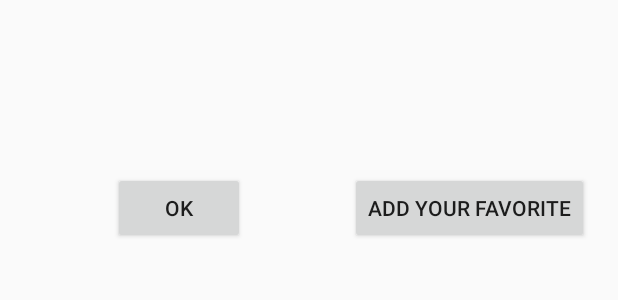
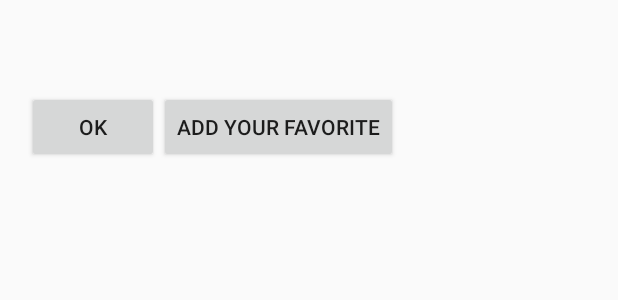
Before and after one commit to Finansal-BT-Projesi/Stenbo, an Android app: the layout custom_alertdialog.xml on its own in the app's theme, with its tools: preview values and no code run, on a phone screen of 412 x 824 dp. Shown: the top 300 px of the screen. Run offline under Robolectric (Android 15) with nearby library versions, the light colour scheme and no system bars.

```diff
--- a/app/src/main/java/com/finansal/bt/project/StoryActivity.java
+++ b/app/src/main/java/com/finansal/bt/project/StoryActivity.java
@@ -2,6 +2,7 @@ package com.finansal.bt.project;
 
 import android.app.Dialog;
 import android.content.Context;
+import android.graphics.Typeface;
 import android.os.AsyncTask;
 import android.provider.ContactsContract;
 import android.support.v7.app.AppCompatActivity;
@@ -35,6 +36,7 @@ public class StoryActivity extends AppCompatActivity {
     EditText edt;
     Context context=this;
     String resultString;
+    Typeface tf1;
 
     @Override
     protected void onCreate(Bundle savedInstanceState) {
@@ -44,6 +46,10 @@ public class StoryActivity extends AppCompatActivity {
         Bundle extras=getIntent().getExtras();
         String toolbarBaslik=extras.getString("baslik");
         icerik=(TextView)findViewById(R.id.icerik);
+
+        tf1=Typeface.createFromAsset(getAssets(), "fonts/gfs.ttf");
+
+        icerik.setTypeface(tf1);
 
         db=FirebaseDatabase.getInstance();
 
--- a/app/src/main/res/layout/activity_story.xml
+++ b/app/src/main/res/layout/activity_story.xml
@@ -88,6 +88,8 @@
       android:layout_height="250dp"
       android:text="TextView"
       android:background="#F0E4CE"
+      android:textSize="30px"
+
       />
 
 
--- a/app/src/main/res/layout/custom_alertdialog.xml
+++ b/app/src/main/res/layout/custom_alertdialog.xml
@@ -1,48 +1,57 @@
 <?xml version="1.0" encoding="utf-8"?>
-<RelativeLayout xmlns:android="http://schemas.android.com/apk/res/android"
+<LinearLayout xmlns:android="http://schemas.android.com/apk/res/android"
     android:layout_width="match_parent"
-    android:layout_height="match_parent">
+    android:layout_height="match_parent"
+    android:orientation="vertical">
 
-    <TextView
+    <LinearLayout
         android:layout_width="wrap_content"
         android:layout_height="wrap_content"
-        android:layout_below="@+id/word"
-        android:layout_alignLeft="@+id/word"
-        android:layout_alignStart="@+id/word"
+        android:orientation="horizontal"
         android:layout_marginTop="26dp"
-        android:id="@+id/main" />
+        android:layout_marginLeft="57dp"
+        android:layout_marginStart="57dp">
+
+        <TextView
+            android:id="@+id/word"
+            android:layout_width="wrap_content"
+            android:layout_height="wrap_content"
+         />
+
+        <TextView
+            android:id="@+id/main"
+            android:layout_width="wrap_content"
+            android:layout_height="wrap_content"
+            android:layout_toRightOf="@+id/word" />
+
+
+    </LinearLayout>
+
+<LinearLayout
+    android:layout_width="wrap_content"
+    android:layout_height="wrap_content"
+    android:orientation="horizontal"
+    android:layout_marginTop="15dp">
 
     <Button
+        android:id="@+id/okey"
+        android:text="OK"
+        android:layout_width="wrap_content"
+        android:layout_height="wrap_content"
+        android:layout_marginLeft="18dp"
+        android:layout_marginStart="18dp"
+         />
+
+    <Button
+        android:id="@+id/fav"
         android:text="Add Your Favorite"
         android:layout_width="wrap_content"
         android:layout_height="wrap_content"
-        android:layout_marginRight="19dp"
-        android:layout_marginEnd="19dp"
-        android:layout_marginTop="30dp"
-        android:id="@+id/fav"
-        android:layout_below="@+id/main"
-        android:layout_alignParentRight="true"
-        android:layout_alignParentEnd="true" />
 
-    <Button
-        android:text="OK"
-        android:layout_width="wrap_content"
-        android:layout_height="wrap_content"
-        android:layout_alignBottom="@+id/fav"
-        android:layout_alignLeft="@+id/main"
-        android:layout_alignStart="@+id/main"
-        android:layout_marginLeft="18dp"
-        android:layout_marginStart="18dp"
-        android:id="@+id/okey" />
 
-    <TextView
-        android:layout_width="wrap_content"
-        android:layout_height="wrap_content"
-        android:layout_marginLeft="57dp"
-        android:layout_marginStart="57dp"
-        android:layout_marginTop="20dp"
-        android:id="@+id/word"
-        android:layout_alignParentTop="true"
-        android:layout_alignParentLeft="true"
-        android:layout_alignParentStart="true" />
-</RelativeLayout>
+        />
+</LinearLayout>
+
+
+
+</LinearLayout>
```
Also changed, not shown: app/src/main/assets/fonts/gfs.ttf (added).
